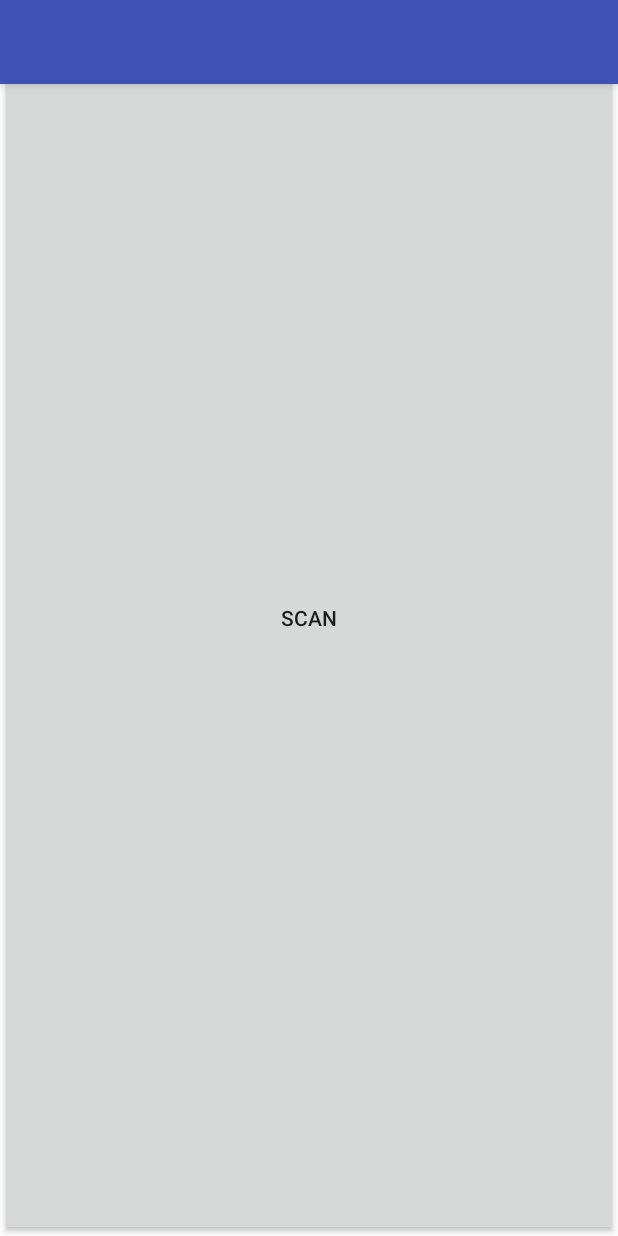
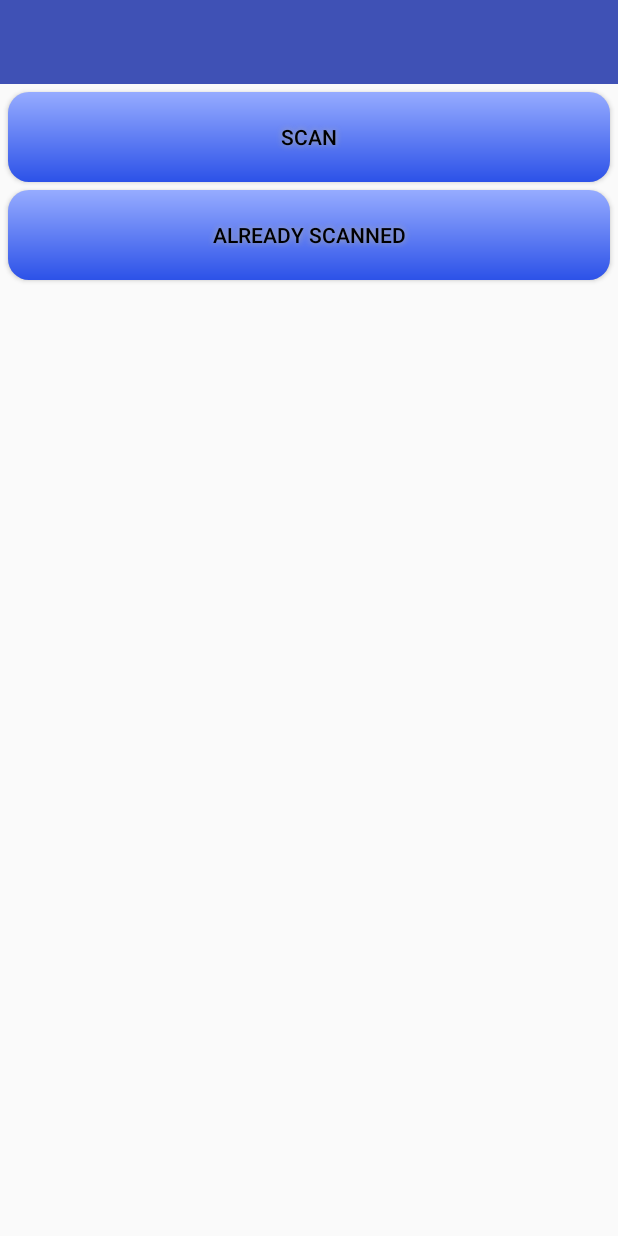
Before and after one commit to jurajmaslej/bakalarka, an Android app: the layout activity_main.xml on its own in the app's theme, with its tools: preview values and no code run, on a phone screen of 412 x 824 dp. Run offline under Robolectric (Android 15) with nearby library versions, the phone set to English and light mode, and no system bars.

Commit message:
nova verzia, vytvara heslo, vie ho predlzit, stale skenuje cez zxing

```diff
--- a/QrReader2/app/src/main/java/com/google/zxing/integration/android/IntentIntegrator.java
+++ b/QrReader2/app/src/main/java/com/google/zxing/integration/android/IntentIntegrator.java
@@ -38,6 +38,9 @@ package com.google.zxing.integration.android;
         import android.net.Uri;
         import android.os.Bundle;
         import android.util.Log;
+        import android.view.KeyEvent;
+
+        import com.example.jurko.qrreader2.MainActivity;
 
 /**
  * <p>A utility class which helps ease integration with Barcode Scanner via {@link Intent}s. This is a simple
@@ -507,4 +510,5 @@ public class IntentIntegrator {
         }
     }
 
+
 }
--- /dev/null
+++ b/QrReader2/app/src/main/res/drawable/buttonshape.xml
@@ -0,0 +1,22 @@
+<?xml version="1.0" encoding="utf-8"?>
+<shape xmlns:android="http://schemas.android.com/apk/res/android" android:shape="rectangle" >
+    <corners
+        android:radius="14dp"
+        />
+    <gradient
+        android:angle="90"
+        android:startColor="#2C52E8"
+        android:endColor="#96ABFF"
+        android:type="linear"
+        />
+    <padding
+        android:left="0dp"
+        android:top="0dp"
+        android:right="0dp"
+        android:bottom="0dp"
+        />
+    <size
+        android:width="270dp"
+        android:height="60dp"
+        />
+</shape>
--- a/QrReader2/app/src/main/res/layout/activity_main.xml
+++ b/QrReader2/app/src/main/res/layout/activity_main.xml
@@ -6,42 +6,54 @@
     android:layout_height="match_parent" android:fitsSystemWindows="true"
     tools:context=".MainActivity">
 
+    <android.support.v7.widget.Toolbar android:id="@+id/toolbar"
+        android:layout_width="match_parent" android:layout_height="?attr/actionBarSize"
+        android:background="?attr/colorPrimary" app:popupTheme="@style/AppTheme.PopupOverlay" />
+
     <Button android:id="@+id/scan_button"
         android:layout_width="fill_parent"
-        android:layout_height="match_parent"
+        android:layout_height="wrap_content"
         android:layout_centerHorizontal="true"
+        android:text="@string/scan"
+        android:layout_below="@+id/toolbar"
+        android:layout_alignParentLeft="true"
+        android:layout_alignParentStart="true"
+        android:textColor="#000000"
+        android:background="@drawable/buttonshape"
+        android:shadowColor="#A8A8A8"
+        android:shadowDx="0"
+        android:shadowDy="0"
+        android:shadowRadius="5"
+        android:layout_margin="5dp"
+        />
 
-        android:text="@string/scan" />
+    <Button android:id="@+id/scanned"
+        android:layout_width="fill_parent"
+        android:layout_height="wrap_content"
+        android:layout_centerHorizontal="true"
+        android:layout_below="@+id/scan_button"
+        android:text="@string/scanned"
+        android:textColor="#000000"
+        android:background="@drawable/buttonshape"
+        android:shadowColor="#A8A8A8"
+        android:shadowDx="0"
+        android:shadowDy="0"
+        android:shadowRadius="5"
+        android:layout_marginBottom="5dp"
+        android:layout_marginLeft="5dp"
+        android:layout_marginRight="5dp"
+        />
 
-    <TextView
-        android:id="@+id/scan_format"
-        android:layout_width="wrap_content"
-        android:layout_height="wrap_content"
-        android:textIsSelectable="true"
-        android:layout_centerHorizontal="true"
-        android:layout_below="@id/scan_button"
-        android:text="@string/scan"
-        />
-    <TextView
-        android:id="@+id/scan_content"
-        android:layout_width="wrap_content"
-        android:layout_height="wrap_content"
-        android:textIsSelectable="true"
-        android:layout_centerHorizontal="true"
-        android:layout_below="@id/scan_format"
-        android:text="@string/scan"
-        />
+
 
     <android.support.design.widget.AppBarLayout android:layout_height="wrap_content"
         android:layout_width="match_parent" android:theme="@style/AppTheme.AppBarOverlay">
 
-        <android.support.v7.widget.Toolbar android:id="@+id/toolbar"
-            android:layout_width="match_parent" android:layout_height="?attr/actionBarSize"
-            android:background="?attr/colorPrimary" app:popupTheme="@style/AppTheme.PopupOverlay" />
+
 
     </android.support.design.widget.AppBarLayout>
 
-    <include layout="@layout/content_main" />
+   <!-- <include layout="@layout/content_main" /> -->
 
 
 
--- a/QrReader2/app/src/main/res/layout/intro.xml
+++ b/QrReader2/app/src/main/res/layout/intro.xml
@@ -13,4 +13,5 @@
         android:src="@drawable/logomain" />
 
 
+
 </RelativeLayout>
--- a/QrReader2/app/src/main/res/values/strings.xml
+++ b/QrReader2/app/src/main/res/values/strings.xml
@@ -4,4 +4,10 @@
     <string name="scan">Scan</string>
     <string name="tview1">text view 1</string>
     <string name="tview2">text view 2</string>
+    <string name="barcode">barcode</string>
+    <string name="second_activity">ShowPasswd</string>
+    <string name="intro">QrReader2</string>
+    <string name="textview1">textview1</string>
+    <string name="scanned">Already scanned</string>
+    <string name="getLongerPasswdBtn">Get longer password</string>
 </resources>
```
Also changed, not shown: QrReader2/app/src/main/AndroidManifest.xml (+25 -6 lines), QrReader2/app/src/main/java/com/example/jurko/qrreader2/Intro.java (+15 -5 lines), QrReader2/app/src/main/java/com/example/jurko/qrreader2/Main2Activity.java (added, +56 -0 lines), QrReader2/app/src/main/java/com/example/jurko/qrreader2/MainActivity.java (+60 -10 lines), QrReader2/app/src/main/res/layout/activity_main2.xml (added, +56 -0 lines).
